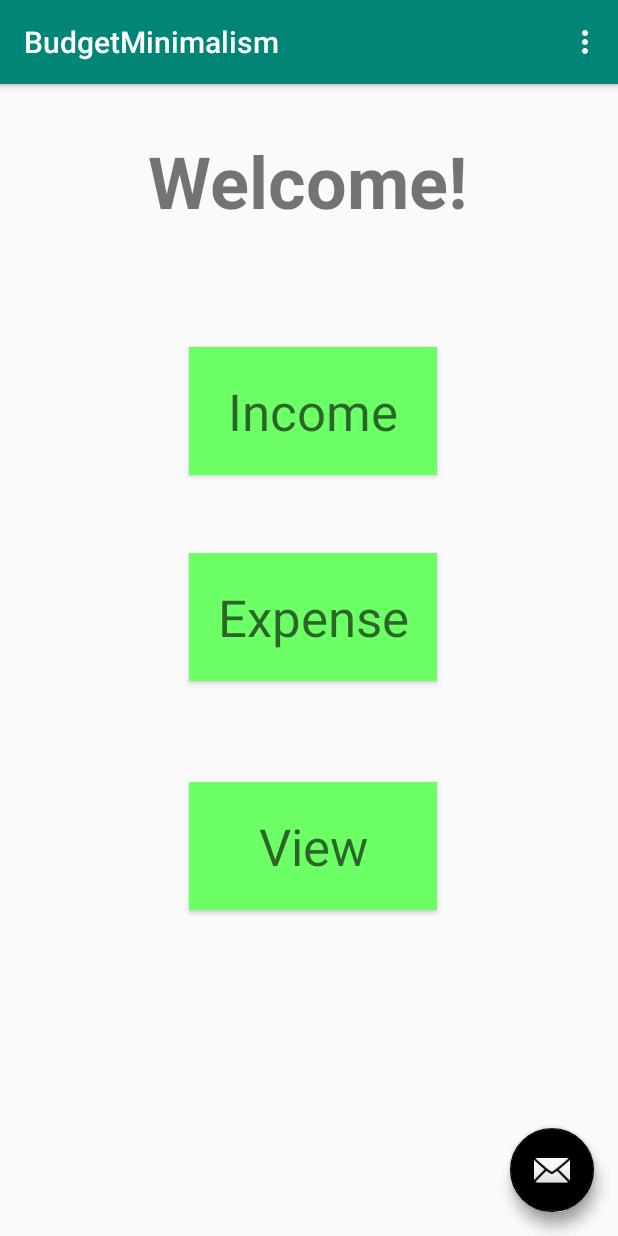
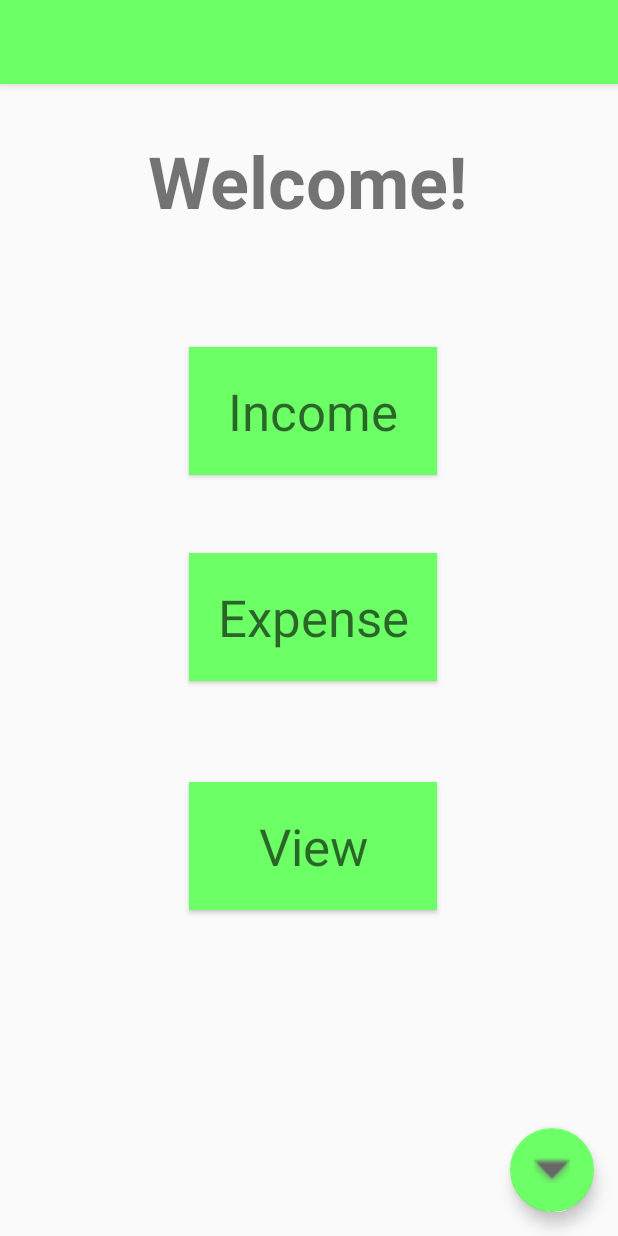
Before and after one commit to WSU-4110/Budget-Minimalism, an Android app: the screen it shows after launch (MainActivity), on a phone screen of 412 x 824 dp. Run offline under Robolectric (Android 15) with nearby library versions, the phone set to English and light mode, and no system bars.

Commit message:
fixed main menu UI redundancy

```diff
--- a/BudgetMinimalism/app/src/main/res/layout/activity_main.xml
+++ b/BudgetMinimalism/app/src/main/res/layout/activity_main.xml
@@ -7,20 +7,27 @@
     tools:context=".MainActivity">
 
     <com.google.android.material.appbar.AppBarLayout
-        android:layout_width="match_parent"
+        android:id="@+id/appBarLayout"
+        android:layout_width="0dp"
         android:layout_height="wrap_content"
-        android:theme="@style/AppTheme.AppBarOverlay">
+        android:background="#6cff66"
+        android:theme="@style/AppTheme.AppBarOverlay"
+        app:layout_constraintEnd_toEndOf="parent"
+        app:layout_constraintStart_toStartOf="parent"
+        app:layout_constraintTop_toTopOf="parent">
 
         <androidx.appcompat.widget.Toolbar
             android:id="@+id/toolbar"
-            android:layout_width="match_parent"
-            android:layout_height="?attr/actionBarSize"
-            android:background="?attr/colorPrimary"
+            android:layout_width="wrap_content"
+            android:layout_height="wrap_content"
+            android:background="#6cff66"
             app:popupTheme="@style/AppTheme.PopupOverlay" />
 
     </com.google.android.material.appbar.AppBarLayout>
 
+
     <include layout="@layout/content_main" />
+
 
     <com.google.android.material.floatingactionbutton.FloatingActionButton
         android:id="@+id/fab"
@@ -28,6 +35,24 @@
         android:layout_height="wrap_content"
         android:layout_gravity="bottom|end"
         android:layout_margin="@dimen/fab_margin"
+        android:tint="#676767"
+        app:backgroundTint="#6cff66"
+        app:srcCompat="@android:drawable/arrow_down_float" />
+<!--
         app:srcCompat="@android:drawable/ic_dialog_email" />
 
+    <com.google.android.material.floatingactionbutton.FloatingActionButton
+    android:id="@+id/fab2"
+    android:layout_width="wrap_content"
+    android:layout_height="wrap_content"
+    android:layout_marginEnd="16dp"
+    android:layout_marginRight="16dp"
+    android:layout_marginBottom="16dp"
+    android:tint="#676767"
+    app:backgroundTint="#6cff66"
+    app:layout_constraintBottom_toBottomOf="parent"
+    app:layout_constraintEnd_toEndOf="parent"
+    app:srcCompat="@android:drawable/arrow_down_float" />
+
+!-->
 </androidx.coordinatorlayout.widget.CoordinatorLayout>
--- a/BudgetMinimalism/app/src/main/res/layout/content_main.xml
+++ b/BudgetMinimalism/app/src/main/res/layout/content_main.xml
@@ -5,7 +5,7 @@
     android:layout_width="match_parent"
     android:layout_height="match_parent"
     tools:context=".MainActivity">
-
+<!--
     <com.google.android.material.floatingactionbutton.FloatingActionButton
         android:id="@+id/fab2"
         android:layout_width="wrap_content"
@@ -18,7 +18,7 @@
         app:layout_constraintBottom_toBottomOf="parent"
         app:layout_constraintEnd_toEndOf="parent"
         app:srcCompat="@android:drawable/arrow_down_float" />
-
+!-->
     <Button
         android:id="@+id/button"
         android:layout_width="165dp"
```
